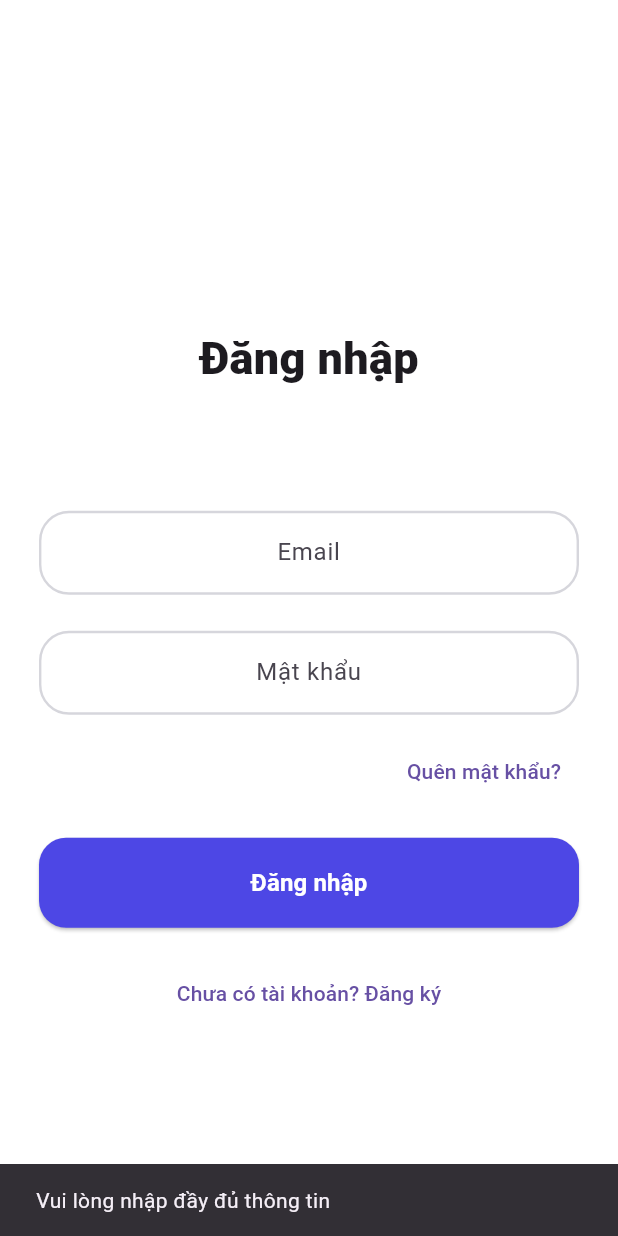
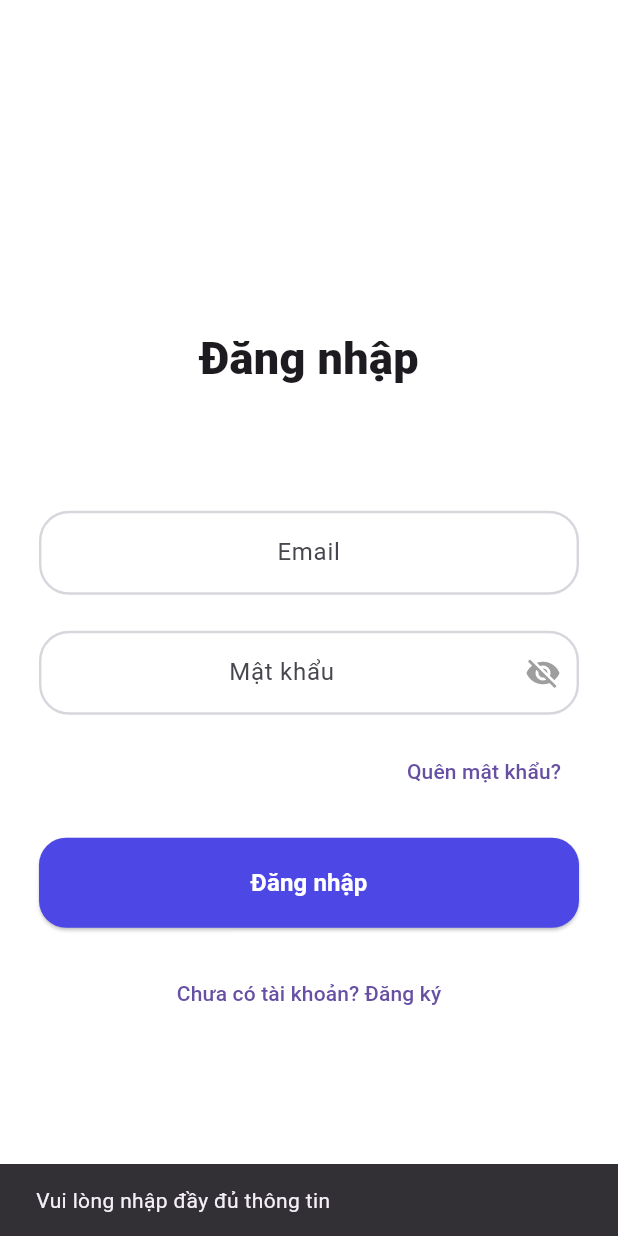
Before and after one commit to Ltuan126/studymate, a Flutter app: the ForgotPasswordScreen screen opened directly, after a tap on "Quay lại đăng nhập", after a tap on "Đăng nhập", on a phone screen of 412 x 824 dp. Run offline on Flutter 3.47's test engine with Material 3 defaults, Android fonts, the phone set to English and light mode, and no system bars; our stand-ins replace cloud_firestore, firebase_auth, firebase_core, flutter_local_notifications, google_fonts, timezone; accounts and stored records are empty.

Commit message:
add detail about login/register stage

```diff
--- a/lib/features/auth/presentation/login_screen.dart
+++ b/lib/features/auth/presentation/login_screen.dart
@@ -19,6 +19,7 @@ class _LoginScreenState extends State<LoginScreen> {
   final passCtrl = TextEditingController();
 
   bool isLoading = false;
+  bool _obscureText = true; // State for password visibility
 
   @override
   void initState() {
@@ -35,7 +36,7 @@ class _LoginScreenState extends State<LoginScreen> {
 
   Future<void> _login() async {
     final email = emailCtrl.text.trim();
-    final password = passCtrl.text.trim();
+    final password = passCtrl.text; // Remove .trim() from password
 
     if (email.isEmpty || password.isEmpty) {
       _showSnack('Vui lòng nhập đầy đủ thông tin');
@@ -57,15 +58,19 @@ class _LoginScreenState extends State<LoginScreen> {
         MaterialPageRoute(builder: (_) => const HomeDashboardScreen()),
       );
     } on FirebaseAuthException catch (e) {
-      String msg = 'Đăng nhập thất bại';
-      if (e.code == 'user-not-found') {
-        msg = 'Không tìm thấy tài khoản';
+      String msg = 'Đăng nhập thất bại: ${e.message}';
+      if (e.code == 'user-not-found' || e.code == 'invalid-credential') {
+        msg = 'Không tìm thấy tài khoản hoặc thông tin không chính xác';
       } else if (e.code == 'wrong-password') {
         msg = 'Sai mật khẩu';
       } else if (e.code == 'invalid-email') {
         msg = 'Email không hợp lệ';
+      } else if (e.code == 'network-request-failed') {
+        msg = 'Lỗi kết nối mạng, vui lòng kiểm tra lại';
       }
       _showSnack(msg);
+    } catch (e) {
+      _showSnack('Lỗi hệ thống: $e');
     } finally {
       if (mounted) setState(() => isLoading = false);
     }
@@ -108,7 +113,18 @@ class _LoginScreenState extends State<LoginScreen> {
                     controller: passCtrl,
                     hint: 'Mật khẩu',
                     borderColor: border,
-                    obscureText: true,
+                    obscureText: _obscureText,
+                    suffixIcon: IconButton(
+                      icon: Icon(
+                        _obscureText ? Icons.visibility_off : Icons.visibility,
+                        color: Colors.grey,
+                      ),
+                      onPressed: () {
+                        setState(() {
+                          _obscureText = !_obscureText;
+                        });
+                      },
+                    ),
                   ),
 
                   const SizedBox(height: 12),
@@ -180,12 +196,14 @@ class _RoundedField extends StatelessWidget {
   final String hint;
   final Color borderColor;
   final bool obscureText;
+  final Widget? suffixIcon;
 
   const _RoundedField({
     required this.controller,
     required this.hint,
     required this.borderColor,
     this.obscureText = false,
+    this.suffixIcon,
   });
 
   @override
@@ -198,6 +216,7 @@ class _RoundedField extends StatelessWidget {
         textAlign: TextAlign.center,
         decoration: InputDecoration(
           hintText: hint,
+          suffixIcon: suffixIcon,
           enabledBorder: OutlineInputBorder(
             borderRadius: BorderRadius.circular(20),
             borderSide: BorderSide(color: borderColor, width: 1.6),
```
Also changed, not shown: lib/features/auth/presentation/register_screen.dart (+5 -3 lines).
